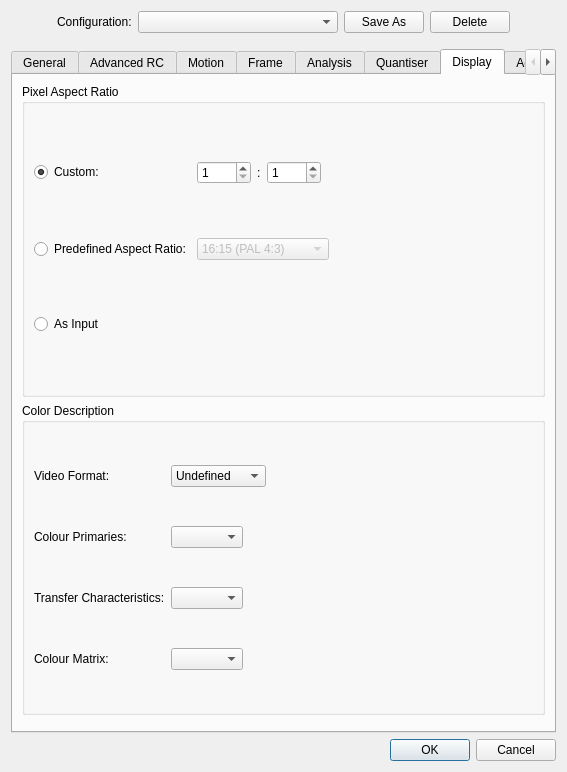
The window that avidemux_plugins/ADM_videoEncoder/x265/qt4/x265ConfigDialog.ui (mean00/avidemux2) describes before a commit, drawn with Qt 5.
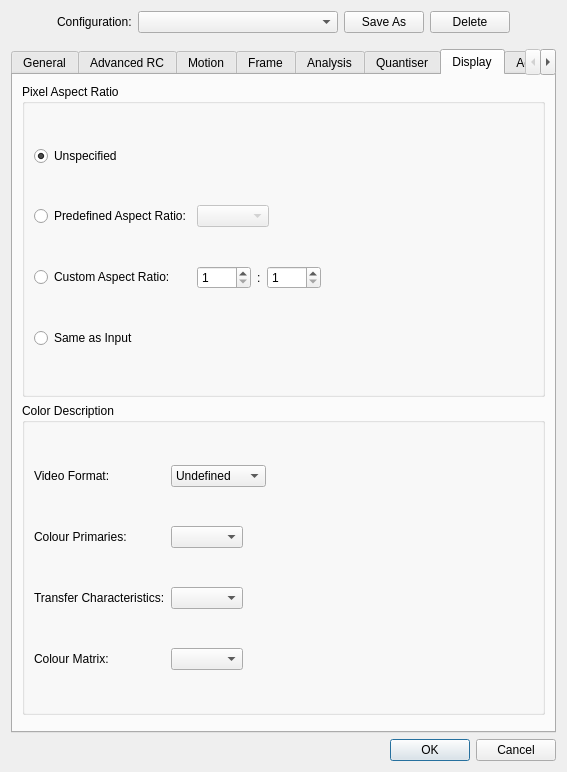
The same window after the commit. The open tabs and pages were chosen to show the change.

Commit message:
[x265] Implement pixel aspect ratio dialog
The existing code didn't work.

Fix it so that selecting unspecified will leave the PAR unspecified,
predefined will select one of the H.265 predefined SAR codes, and custom
will select an extended SAR.

The predefined aspect ratios are now the ones defined in H.265.  The PAR
values previously in the combo box are not in the standard and they are
(arguably) incorrect.

```diff
--- a/avidemux_plugins/ADM_videoEncoder/x265/qt4/x265ConfigDialog.ui
+++ b/avidemux_plugins/ADM_videoEncoder/x265/qt4/x265ConfigDialog.ui
@@ -2540,52 +2540,56 @@
          </property>
          <layout class="QGridLayout">
           <item row="0" column="0">
-           <widget class="QRadioButton" name="sarCustomRadioButton">
+           <widget class="QRadioButton" name="sarUnspecifiedRadioButton">
             <property name="text">
-             <string comment="PAR">Custom:</string>
+             <string comment="PAR">Unspecified</string>
             </property>
             <property name="checked">
              <bool>true</bool>
             </property>
            </widget>
           </item>
+          <item row="1" column="0">
+           <widget class="QRadioButton" name="sarPredefinedRadioButton">
+            <property name="text">
+             <string>Predefined Aspect Ratio:</string>
+            </property>
+           </widget>
+          </item>
+          <item row="1" column="1">
+           <layout class="QHBoxLayout">
+            <item>
+             <widget class="QComboBox" name="sarPredefinedComboBox">
+              <property name="enabled">
+               <bool>false</bool>
+              </property>
+             </widget>
+            </item>
+            <item>
+             <spacer name="spacer_62">
+              <property name="orientation">
+               <enum>Qt::Horizontal</enum>
+              </property>
+              <property name="sizeHint" stdset="0">
+               <size>
+                <width>0</width>
+                <height>0</height>
+               </size>
+              </property>
+             </spacer>
+            </item>
+           </layout>
+          </item>
           <item row="2" column="0">
-           <widget class="QRadioButton" name="sarAsInputRadioButton">
+           <widget class="QRadioButton" name="sarCustomRadioButton">
             <property name="text">
-             <string>As Input</string>
+             <string comment="PAR">Custom Aspect Ratio:</string>
             </property>
            </widget>
           </item>
           <item row="2" column="1">
            <layout class="QHBoxLayout">
             <item>
-             <widget class="QLabel" name="sarAsInputLabel">
-              <property name="enabled">
-               <bool>false</bool>
-              </property>
-              <property name="text">
-               <string/>
-              </property>
-             </widget>
-            </item>
-            <item>
-             <spacer name="spacer_65">
-              <property name="orientation">
-               <enum>Qt::Horizontal</enum>
-              </property>
-              <property name="sizeHint" stdset="0">
-               <size>
-                <width>0</width>
-                <height>0</height>
-               </size>
-              </property>
-             </spacer>
-            </item>
-           </layout>
-          </item>
-          <item row="0" column="1">
-           <layout class="QHBoxLayout">
-            <item>
              <widget class="QSpinBox" name="sarCustomSpinBox1">
               <property name="minimum">
                <number>1</number>
@@ -2633,57 +2637,13 @@
             </item>
            </layout>
           </item>
-          <item row="1" column="0">
-           <widget class="QRadioButton" name="sarPredefinedRadioButton">
+          <item row="3" column="0">
+           <widget class="QRadioButton" name="sarAsInputRadioButton">
             <property name="text">
-             <string>Predefined Aspect Ratio:</string>
+             <string>Same as Input</string>
             </property>
            </widget>
           </item>
-          <item row="1" column="1">
-           <layout class="QHBoxLayout">
-            <item>
-             <widget class="QComboBox" name="sarPredefinedComboBox">
-              <property name="enabled">
-               <bool>false</bool>
-              </property>
-              <item>
-               <property name="text">
-                <string>16:15 (PAL 4:3)</string>
-               </property>
-              </item>
-              <item>
-               <property name="text">
-                <string>64:45 (PAL 16:9)</string>
-               </property>
-              </item>
-              <item>
-               <property name="text">
-                <string>8:9 (NTSC 4:3)</string>
-               </property>
-              </item>
-              <item>
-               <property name="text">
-                <string>32:27 (NTSC 16:9)</string>
-               </property>
-              </item>
-             </widget>
-            </item>
-            <item>
-             <spacer name="spacer_62">
-              <property name="orientation">
-               <enum>Qt::Horizontal</enum>
-              </property>
-              <property name="sizeHint" stdset="0">
-               <size>
-                <width>0</width>
-                <height>0</height>
-               </size>
-              </property>
-             </spacer>
-            </item>
-           </layout>
-          </item>
          </layout>
         </widget>
        </item>
```
The commit also changes 7 other files.
